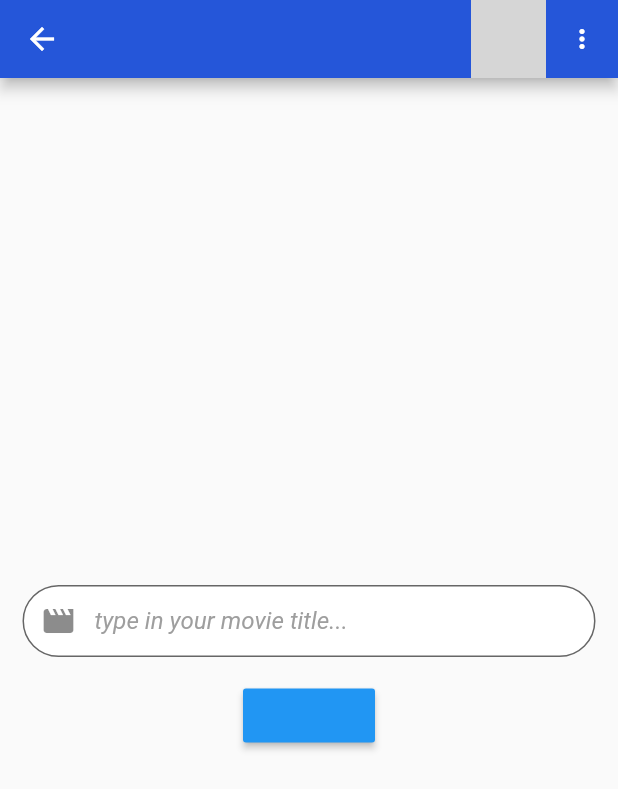
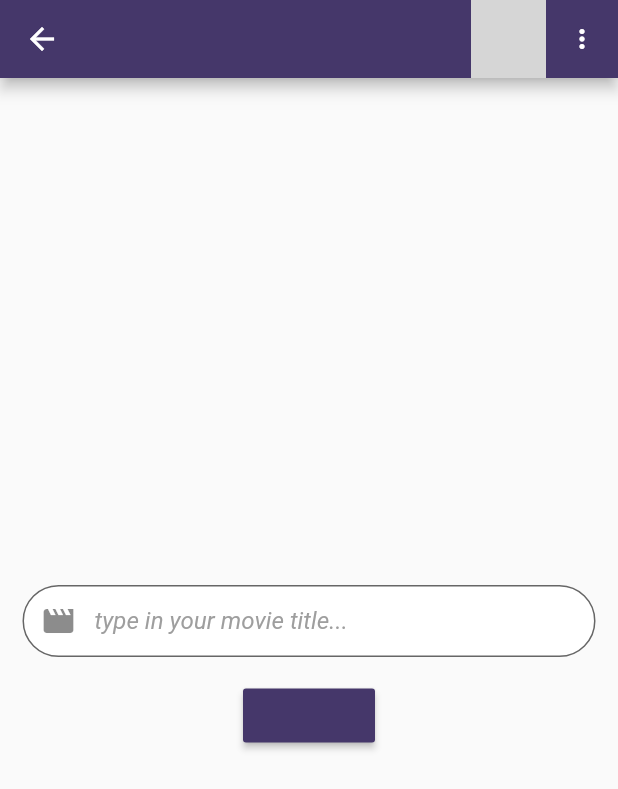
Before and after one commit to Blazebrain/movieda, a Flutter app: the Search screen opened directly with empty values, on a phone screen of 412 x 824 dp. Shown: the top 789 px of the screen. Run offline on Flutter 3.47's test engine with Material 2 defaults, Android fonts, the phone set to English and light mode, and no system bars; our stand-ins replace cloud_firestore, firebase_auth, firebase_core, fluttertoast, google_fonts, google_sign_in and 4 more; accounts and stored records are empty; network calls fail; grey boxes are pictures that could not be loaded.

Commit message:
updated ui color to purple shade

```diff
--- a/lib/data/global.dart
+++ b/lib/data/global.dart
@@ -401,7 +401,8 @@ AppBar buildAppBar({
 }) {
   return AppBar(
     toolbarHeight: 52,
-    backgroundColor: Color(0xff2556D9),
+    backgroundColor: Color(0xff45376A),
+    // Color(0xff2556D9),
     title: Text(
       title1,
       style: TextStyle(
--- a/lib/pages/search.dart
+++ b/lib/pages/search.dart
@@ -71,7 +71,8 @@ class _SearchState extends State<Search> {
               ),
             ),
             RaisedButton(
-              color: Colors.blue,
+              color: Color(0xff45376A),
+              // Colors.blue,
               onPressed: () async {
                 setState(() {
                   _loading = true;
--- a/lib/pages/searchResults.dart
+++ b/lib/pages/searchResults.dart
@@ -21,7 +21,8 @@ class _SearchResultsState extends State<SearchResults> {
   Widget build(BuildContext context) {
     return Scaffold(
       appBar: AppBar(
-        backgroundColor: Color(0xff2556D9),
+        backgroundColor: Color(0xff45376A),
+        // Color(0xff2556D9),
         title: new Text(
           movieData['expression'],
           style: TextStyle(
--- a/lib/widgets/floatingActionButton.dart
+++ b/lib/widgets/floatingActionButton.dart
@@ -27,7 +27,7 @@ class FloatingActionButtonn extends StatelessWidget {
           size: 30,
         ),
       ),
-      backgroundColor: Color(0xff2556D9),
+      backgroundColor: Color(0xff45376A),
       elevation: 4.0,
     );
   }
--- a/lib/widgets/star.dart
+++ b/lib/widgets/star.dart
@@ -24,6 +24,7 @@ class _StarState extends State<Star> {
   @override
   Widget build(BuildContext context) {
     return SmoothStarRating(
+      color: Color(0xff45376A),
       rating: getRating(),
       isReadOnly: true,
       size: 15,
--- a/lib/widgets/welcome_page_painter.dart
+++ b/lib/widgets/welcome_page_painter.dart
@@ -23,7 +23,7 @@ class WelcomePagePainter extends CustomPainter {
     final p3 = Offset(size.width - 30, 0);
     final p4 = Offset(size.width - 30, size.height - 200);
 
-    canvas.drawCircle(center, 130, paint);
+    canvas.drawCircle(center, 100, paint);
     canvas.drawCircle(center1, 6, paint1);
     canvas.drawCircle(center2, 25, paint1);
     canvas.drawLine(p1, p2, paint1);
```
Also changed, not shown: lib/pages/homepage.dart (+7 -3 lines), lib/pages/profile.dart (+7 -3 lines), lib/pages/tv_shows.dart (+6 -3 lines).
